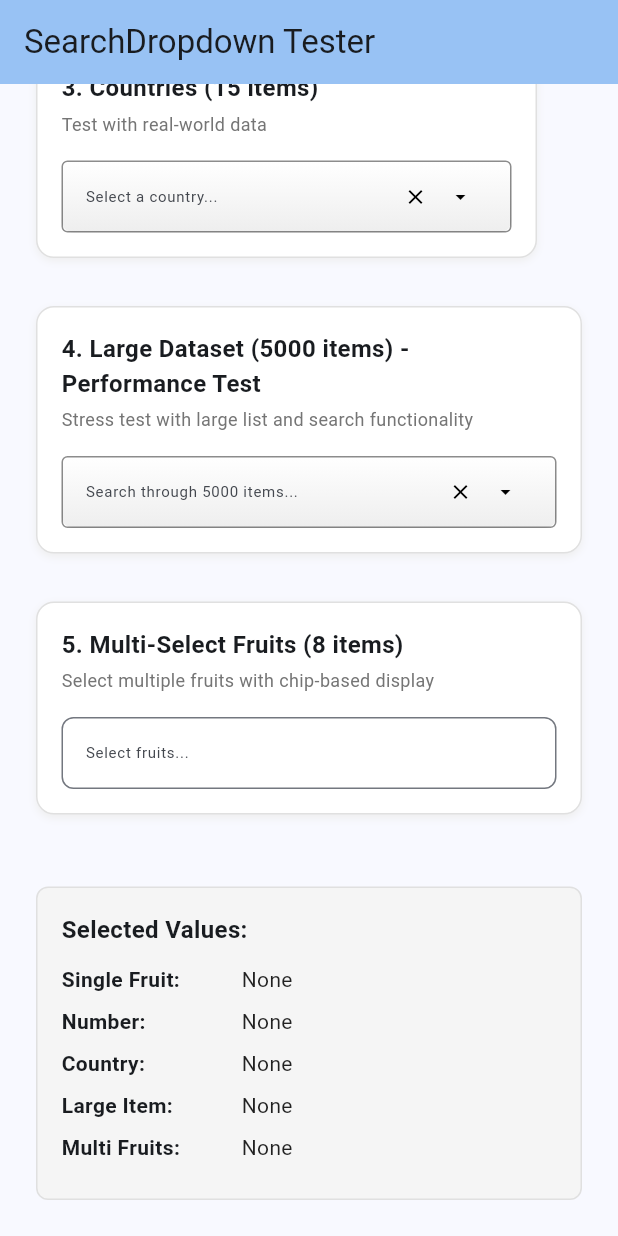
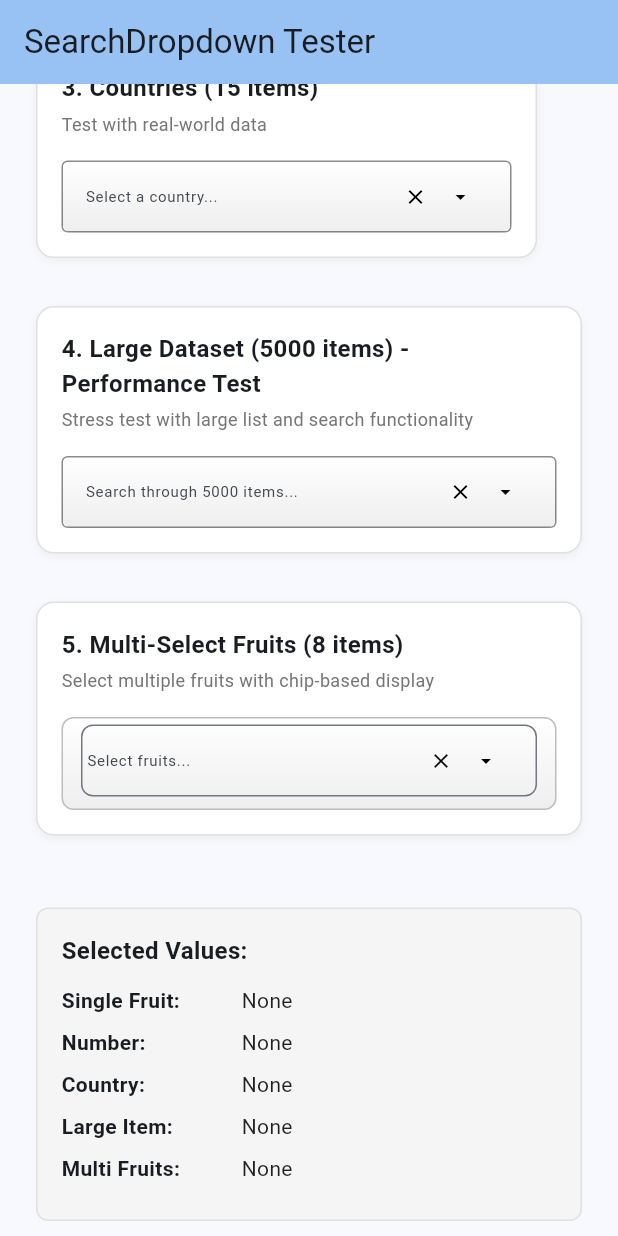
Before and after one commit to mauricev/item_dropper, a Flutter app: the screen it shows after launch, scrolled down 512 dp, on a phone screen of 412 x 824 dp. Run offline on Flutter 3.47's test engine with Material 3 defaults, Android fonts, the phone set to English and light mode, and no system bars; missing offline and left inert: window_manager.

Commit message:
odd looking but might be workable

```diff
--- a/lib/dropdown/basic_dropdown_multi_select.dart
+++ b/lib/dropdown/basic_dropdown_multi_select.dart
@@ -274,22 +274,101 @@ class _MultiSearchDropdownState<T> extends State<MultiSearchDropdown<T>> {
   }
 
   Widget _buildInputField({InputDecoration? previewDecoration}) {
-    final InputDecoration deco = previewDecoration ?? widget.decoration;
-    debugPrint('MULTI: _buildInputField deco: '
-        'border=${deco.border}, '
-        'enabledBorder=${deco.enabledBorder}, '
-        'focusedBorder=${deco.focusedBorder}, '
-        'filled=${deco.filled}, '
-        'isDense=${deco.isDense}, '
-        'contentPadding=${deco.contentPadding}');
-    return SizedBox(
+    final bool hasChips = _selected.isNotEmpty;
+
+    return Container(
       width: widget.width,
-      child: TextField(
-        key: widget.inputKey ?? _fieldKey,
-        controller: _searchController,
-        focusNode: _focusNode,
-        style: TextStyle(fontSize: widget.textSize),
-        decoration: deco,
+      constraints: BoxConstraints(
+        minHeight: hasChips ? 80.0 : 48.0, // Minimum height based on content
+      ),
+      decoration: BoxDecoration(
+        gradient: LinearGradient(
+          colors: [Colors.white, Colors.grey.shade200],
+          begin: Alignment.topCenter,
+          end: Alignment.bottomCenter,
+        ),
+        border: Border.all(
+          color: _focusNode.hasFocus ? Colors.blue : Colors.grey.shade400,
+          width: 1.0,
+        ),
+        borderRadius: BorderRadius.circular(_containerBorderRadius),
+      ),
+      child: Column(
+        mainAxisSize: MainAxisSize.min,
+        crossAxisAlignment: CrossAxisAlignment.stretch,
+        children: [
+          // Chips area with better padding and scrolling
+          if (hasChips)
+            Padding(
+              padding: const EdgeInsets.fromLTRB(12.0, 8.0, 12.0, 4.0),
+              child: ConstrainedBox(
+                constraints: const BoxConstraints(minHeight: 32.0),
+                child: SingleChildScrollView(
+                  scrollDirection: Axis.horizontal,
+                  child: Row(
+                    children: _selected
+                        .map((item) => _buildChip(item))
+                        .toList(),
+                  ),
+                ),
+              ),
+            ),
+
+          // Subtle separator when chips are present
+          if (hasChips)
+            Container(
+              height: 1.0,
+              margin: const EdgeInsets.symmetric(horizontal: 12.0),
+              color: _focusNode.hasFocus
+                  ? Colors.blue.shade100
+                  : Colors.grey.shade200,
+            ),
+
+          // Text input area
+          Padding(
+            padding: const EdgeInsets.fromLTRB(12.0, 4.0, 12.0, 8.0),
+            child: TextField(
+              key: widget.inputKey ?? _fieldKey,
+              controller: _searchController,
+              focusNode: _focusNode,
+              style: TextStyle(fontSize: widget.textSize),
+              decoration: previewDecoration ?? widget.decoration.copyWith(
+                hintText: hasChips ? null : widget.decoration.hintText,
+                contentPadding: EdgeInsets.zero,
+                isDense: true,
+                suffixIconConstraints: const BoxConstraints.tightFor(
+                  width: _suffixIconWidth,
+                  height: kMinInteractiveDimension,
+                ),
+                suffixIcon: DropdownSuffixIcons(
+                  isDropdownShowing: _overlayController.isShowing,
+                  enabled: widget.enabled,
+                  onClearPressed: () {
+                    setState(() {
+                      _searchController.clear();
+                      _selected.clear();
+                      _filterUtils.clearCache();
+                      widget.onChanged([]);
+                    });
+                  },
+                  onArrowPressed: () {
+                    if (_overlayController.isShowing) {
+                      _focusNode.unfocus();
+                    } else {
+                      _focusNode.requestFocus();
+                    }
+                  },
+                  iconSize: _iconSize,
+                  suffixIconWidth: _suffixIconWidth,
+                  iconButtonSize: _iconButtonSize,
+                  clearButtonRightPosition: _clearButtonRightPosition,
+                  arrowButtonRightPosition: _arrowButtonRightPosition,
+                ),
+              ),
+              enabled: widget.enabled,
+            ),
+          ),
+        ],
       ),
     );
   }
```
